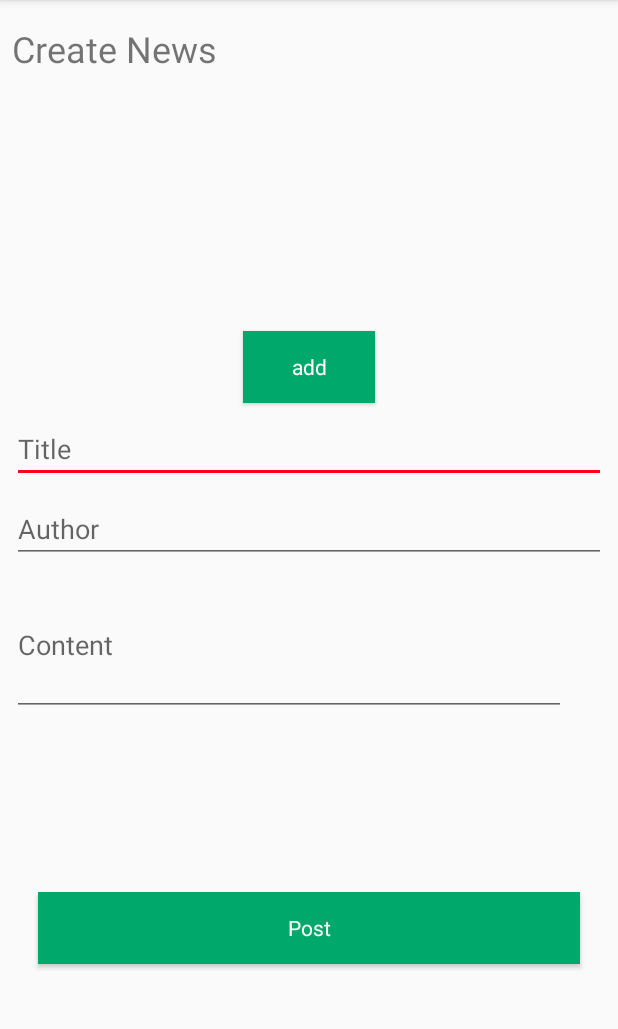
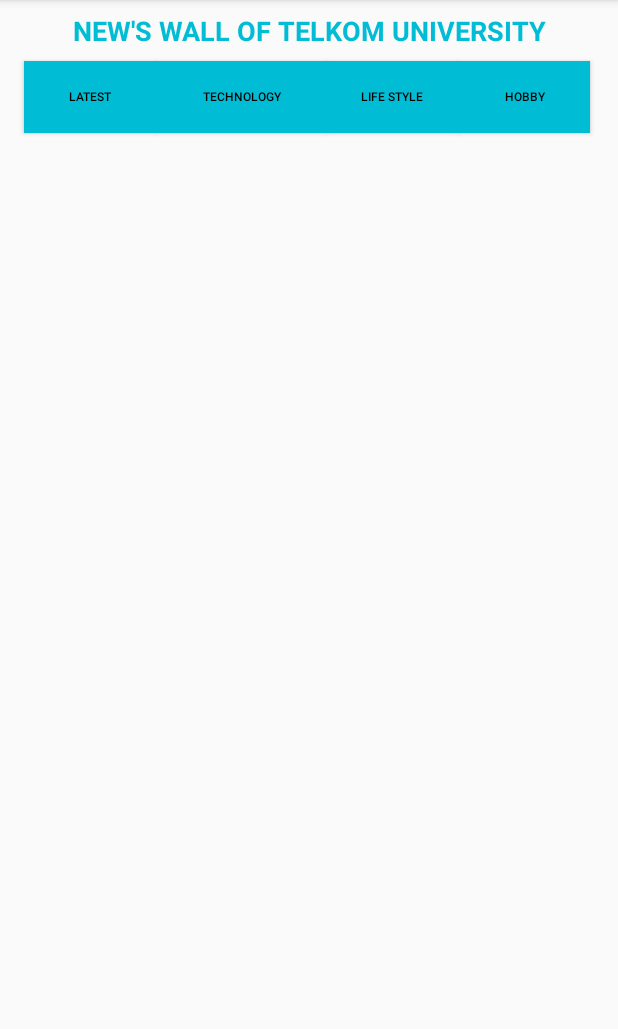
Before and after one commit to noparticularskill/RPL, an Android app: the screen it shows after launch once a user with an empty profile is signed in (CreateNews before the commit, NewsWall after it), after a tap on "Design of think", on a phone screen of 412 x 824 dp, the part 84-1113 px from its top. Run offline under Robolectric (Android 15) with nearby library versions, the light colour scheme and no system bars; our stand-ins replace Firebase (no records; nobody signed in at launch, a user with empty details on screens opened directly).

Commit message:
news wall

```diff
--- a/app/build.gradle
+++ b/app/build.gradle
@@ -4,11 +4,12 @@
     compileSdkVersion 28
     defaultConfig {
         applicationId "com.example.android.tel_unewsportal"
-        minSdkVersion 22
+        minSdkVersion 18
         targetSdkVersion 28
         versionCode 1
         versionName "1.0"
         testInstrumentationRunner "android.support.test.runner.AndroidJUnitRunner"
+        multiDexEnabled true
     }
     buildTypes {
         release {
@@ -39,5 +40,6 @@
     implementation 'com.android.support:recyclerview-v7:28.0.0-alpha1'
     implementation 'com.android.support:cardview-v7:28.0.0-alpha1'
     implementation 'com.google.firebase:firebase-database:16.0.1'
+    implementation 'com.android.support:multidex:1.0.3'
 }
 apply plugin: 'com.google.gms.google-services'
--- a/app/src/main/AndroidManifest.xml
+++ b/app/src/main/AndroidManifest.xml
@@ -9,8 +9,9 @@
         android:roundIcon="@mipmap/ic_launcher_round"
         android:supportsRtl="true"
         android:theme="@style/AppTheme">
+        <activity android:name=".NewsWall"></activity>
         <activity android:name=".StudentsCorner" />
-        <activity android:name=".CreateNews"></activity>
+        <activity android:name=".CreateNews" />
         <activity android:name=".Register" />
         <activity android:name=".MainActivity" />
         <activity android:name=".Splash" />
@@ -22,10 +23,6 @@
             </intent-filter>
         </activity>
 
-        <activity android:name=".TampilanAwalNM" />
-        <activity android:name=".TampilanAwalMember"></activity>
-        <activity android:name=".Login" />
-
     </application>
 
 </manifest>
--- a/app/src/main/java/com/example/android/tel_unewsportal/Adapterberita.java
+++ b/app/src/main/java/com/example/android/tel_unewsportal/Adapterberita.java
@@ -38,7 +38,7 @@
         myviewholder.mcons1.setOnClickListener(new View.OnClickListener() {
             @Override
             public void onClick(View v) {
-                context.startActivity(new Intent(context, CreateNews.class));
+                context.startActivity(new Intent(context, NewsWall.class));
             }
         });
     }
--- a/app/src/main/java/com/example/android/tel_unewsportal/CreateNews.java
+++ b/app/src/main/java/com/example/android/tel_unewsportal/CreateNews.java
@@ -24,7 +24,7 @@
 
 public class CreateNews extends AppCompatActivity {
     Button mbutonAdd;
-    EditText mtitle, mcontent;
+    EditText mtitle, mcontent, mauthor;
     FirebaseAuth mAuth;
     FirebaseDatabase mDatabase;
 
@@ -33,34 +33,23 @@
     protected void onCreate(Bundle savedInstanceState) {
         super.onCreate(savedInstanceState);
         setContentView(R.layout.activity_create_news);
-        mbutonAdd = findViewById(R.id.btnAdd);
+        mbutonAdd = findViewById(R.id.button);
         mtitle = findViewById(R.id.et_title);
         mcontent = findViewById(R.id.et_content);
+        mauthor = findViewById(R.id.et_author);
         mAuth = FirebaseAuth.getInstance();
 
         mbutonAdd.setOnClickListener(new View.OnClickListener() {
             @Override
             public void onClick(View v) {
 
-                String title, content;
+                String title,author, content;
 
                 title = mtitle.getText().toString().trim();
                 content = mcontent.getText().toString().trim();
+                author = mauthor.getText().toString().trim();
 
-                mAuth.signInWithEmailAndPassword(title, content)
-                        .addOnCompleteListener(new OnCompleteListener<AuthResult>() {
-                            @Override
-                            public void onComplete(@NonNull Task<AuthResult> task) {
-                                if (task.isSuccessful()) {
 
-                                    Toast.makeText(CreateNews.this, "Berhasil ditambahkan", Toast.LENGTH_SHORT).show();
-                                    startActivity(new Intent(CreateNews.this, MainActivity.class));
-                                    finish();
-                                } else {
-                                    Toast.makeText(CreateNews.this, task.getException().getMessage(), Toast.LENGTH_SHORT).show();
-                                }
-                            }
-                        });
 
             }
         });
--- a/app/src/main/res/layout/activity_create_news.xml
+++ b/app/src/main/res/layout/activity_create_news.xml
@@ -33,14 +33,14 @@
         android:ems="10"
         android:fadingEdge="horizontal"
         android:hint="Title"
-        android:inputType="textPersonName"
+        android:inputType="text"
         app:layout_constraintEnd_toEndOf="parent"
         app:layout_constraintStart_toStartOf="parent"
         app:layout_constraintTop_toBottomOf="@+id/btnAdd" />
 
 
     <EditText
-        android:id="@+id/et_content"
+        android:id="@+id/et_author"
         style="@style/Widget.AppCompat.EditText"
         android:layout_width="0dp"
         android:layout_height="wrap_content"
@@ -49,7 +49,7 @@
         android:layout_marginEnd="8dp"
         android:ems="10"
         android:hint="Author"
-        android:inputType="textMultiLine"
+        android:inputType="text"
         app:layout_constraintEnd_toEndOf="parent"
         app:layout_constraintStart_toStartOf="parent"
         app:layout_constraintTop_toBottomOf="@+id/et_title" />
@@ -70,7 +70,7 @@
         app:layout_constraintEnd_toEndOf="parent"
         app:layout_constraintHorizontal_bias="0.0"
         app:layout_constraintStart_toStartOf="parent"
-        app:layout_constraintTop_toBottomOf="@+id/editText" />
+        app:layout_constraintTop_toBottomOf="@+id/et_content" />
 
     <ImageView
         android:id="@+id/image"
@@ -100,18 +100,18 @@
         app:layout_constraintTop_toBottomOf="@+id/image" />
 
     <EditText
-        android:id="@+id/editText"
-        android:layout_width="369dp"
+        android:id="@+id/et_content"
+        android:layout_width="0dp"
         android:layout_height="94dp"
         android:layout_marginStart="8dp"
         android:layout_marginTop="8dp"
         android:layout_marginEnd="8dp"
         android:ems="10"
         android:hint="Content"
-        android:inputType="textPersonName"
+        android:inputType="textMultiLine"
         app:layout_constraintEnd_toEndOf="parent"
         app:layout_constraintHorizontal_bias="0.0"
         app:layout_constraintStart_toStartOf="parent"
-        app:layout_constraintTop_toBottomOf="@+id/et_content" />
+        app:layout_constraintTop_toBottomOf="@+id/et_author" />
 
 </android.support.constraint.ConstraintLayout>
--- a/app/src/main/res/layout/activity_news_wall.xml
+++ b/app/src/main/res/layout/activity_news_wall.xml
@@ -6,4 +6,80 @@
     android:layout_height="match_parent"
     tools:context=".NewsWall">
 
+    <TextView
+        android:id="@+id/txtNewsWall"
+        android:layout_width="wrap_content"
+        android:layout_height="wrap_content"
+        android:layout_marginStart="8dp"
+        android:layout_marginTop="8dp"
+        android:layout_marginEnd="8dp"
+        android:text="NEW'S WALL OF TELKOM UNIVERSITY"
+        android:textColor="#00BCD4"
+        android:textSize="18sp"
+        android:textStyle="bold"
+        app:layout_constraintEnd_toEndOf="parent"
+        app:layout_constraintStart_toStartOf="parent"
+        app:layout_constraintTop_toTopOf="parent" />
+
+    <Button
+        android:id="@+id/btnLatest"
+        android:layout_width="wrap_content"
+        android:layout_height="wrap_content"
+        android:layout_marginStart="16dp"
+        android:layout_marginTop="8dp"
+        android:background="#00BCD4"
+        android:text="Latest"
+        android:textColor="@color/colorPrimary"
+        android:textSize="8sp"
+        app:layout_constraintStart_toStartOf="parent"
+        app:layout_constraintTop_toBottomOf="@+id/txtNewsWall" />
+
+    <Button
+        android:id="@+id/btnTech"
+        android:layout_width="113dp"
+        android:layout_height="48dp"
+        android:background="#00BCD4"
+        android:text="Technology"
+        android:textColor="@color/colorPrimary"
+        android:textSize="8sp"
+        app:layout_constraintBaseline_toBaselineOf="@+id/btnLatest"
+        app:layout_constraintStart_toEndOf="@+id/btnLatest" />
+
+    <Button
+        android:id="@+id/btnLifeStyle"
+        android:layout_width="wrap_content"
+        android:layout_height="wrap_content"
+        android:background="#00BCD4"
+        android:text="Life Style"
+        android:textColor="@color/colorPrimary"
+        android:textSize="8sp"
+        app:layout_constraintBaseline_toBaselineOf="@+id/btnTech"
+        app:layout_constraintStart_toEndOf="@+id/btnTech" />
+
+    <Button
+        android:id="@+id/btnHobby"
+        android:layout_width="wrap_content"
+        android:layout_height="wrap_content"
+        android:layout_marginEnd="8dp"
+        android:background="#00BCD4"
+        android:text="Hobby"
+        android:textColor="@color/colorPrimary"
+        android:textSize="8sp"
+        app:layout_constraintBaseline_toBaselineOf="@+id/btnLifeStyle"
+        app:layout_constraintEnd_toEndOf="parent"
+        app:layout_constraintHorizontal_bias="0.0"
+        app:layout_constraintStart_toEndOf="@+id/btnLifeStyle" />
+
+    <android.support.v7.widget.RecyclerView
+        android:id="@+id/rv_newswall"
+        android:layout_width="375dp"
+        android:layout_height="482dp"
+        android:layout_marginStart="8dp"
+        android:layout_marginTop="8dp"
+        android:layout_marginBottom="8dp"
+        app:layout_constraintBottom_toBottomOf="parent"
+        app:layout_constraintEnd_toEndOf="@+id/btnHobby"
+        app:layout_constraintStart_toStartOf="@+id/btnLatest"
+        app:layout_constraintTop_toBottomOf="@+id/btnTech" />
+
 </android.support.constraint.ConstraintLayout>
```
